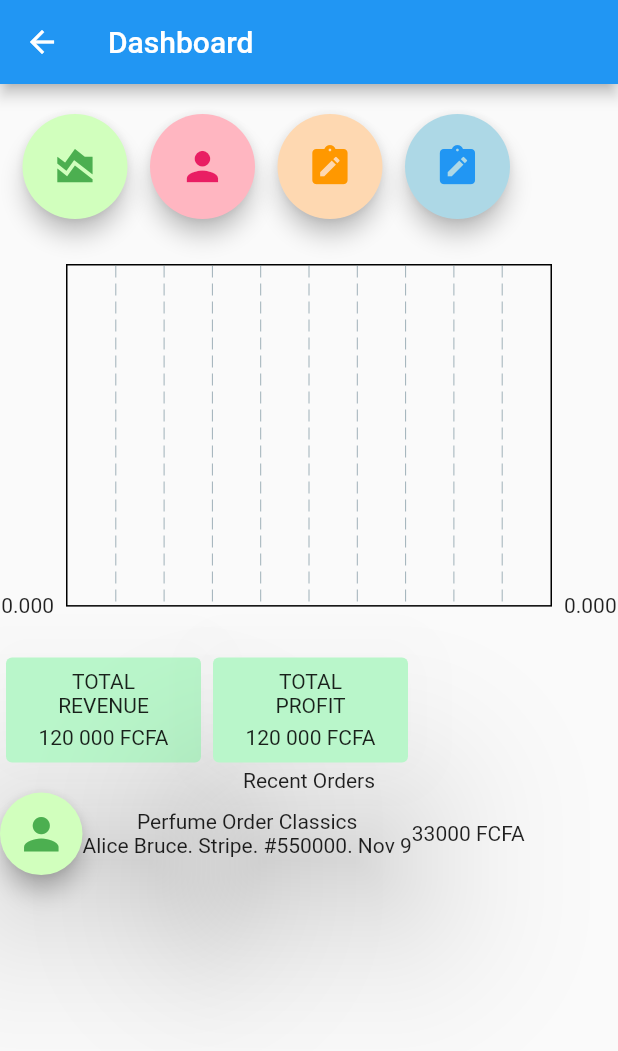
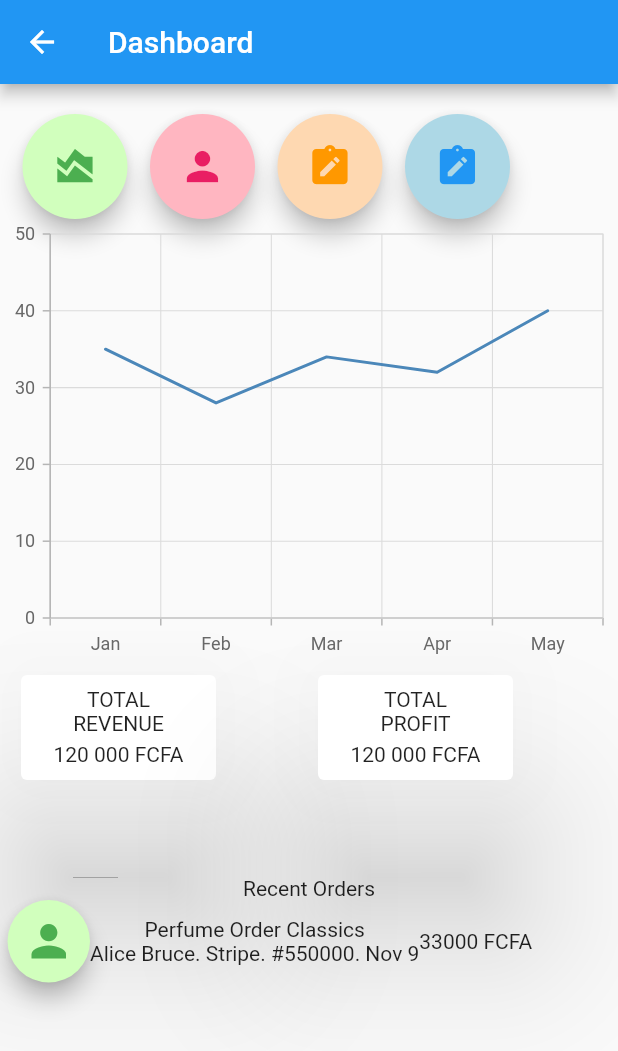
Before and after one commit to Lukong123/flutter-warm-up, a Flutter app: the Dashboard screen opened directly, on a phone screen of 412 x 824 dp. Shown: the top 1051 px of the screen. Run offline on Flutter 3.47's test engine with Material 2 defaults, Android fonts, the phone set to English and light mode, and no system bars; drawn by our look-alikes of fl_chart; our stand-ins replace flutter_spinkit, flutter_svg, syncfusion_flutter_charts.

Commit message:
dashboard

```diff
--- a/warm_up/lib/Screens/dashboard.dart
+++ b/warm_up/lib/Screens/dashboard.dart
@@ -2,10 +2,10 @@ import 'package:flutter/material.dart';
 import 'package:warm_up/widget/customBottomBar.dart';
 import 'package:warm_up/styles/colors.dart';
 import 'package:flutter/material.dart';
-// import 'package:syncfusion_flutter_charts/charts.dart';
-// import 'package:syncfusion_flutter_charts/sparkcharts.dart';
+import 'package:syncfusion_flutter_charts/charts.dart';
+import 'package:syncfusion_flutter_charts/sparkcharts.dart';
 // import 'package:flutter_chart_demo/data/price_point.dart';
-import 'package:fl_chart/fl_chart.dart';
+// import 'package:fl_chart/fl_chart.dart';
 import 'dart:math';
 // import 'package:fl_chart/fl_chart.dart';
 
@@ -18,26 +18,7 @@ class Dashboard extends StatefulWidget {
 }
 
 class _DashboardState extends State<Dashboard> {
-   List<_SalesData> data = [
-    _SalesData('Jan', 35),
-    _SalesData('Feb', 28),
-    _SalesData('Mar', 34),
-    _SalesData('Apr', 32),
-    _SalesData('May', 40)
-  ];
-  final List<FlSpot> dummyData1 = List.generate(8, (index) {
-    return FlSpot(index.toDouble(), index * Random().nextDouble());
-  });
 
-  // This will be used to draw the orange line
-  final List<FlSpot> dummyData2 = List.generate(8, (index) {
-    return FlSpot(index.toDouble(), index * Random().nextDouble());
-  });
-
-  // This will be used to draw the blue line
-  final List<FlSpot> dummyData3 = List.generate(8, (index) {
-    return FlSpot(index.toDouble(), index * Random().nextDouble());
-  });
   @override
   Widget build(BuildContext context) {
     return  Scaffold(
@@ -127,91 +108,33 @@ class _DashboardState extends State<Dashboard> {
           ),
           Column(
             children: [
-          //      SfCartesianChart(
-          //     primaryXAxis: CategoryAxis(),
-          //     // Chart title
-          //     title: ChartTitle(text: 'Half yearly sales analysis'),
-          //     // Enable legend
-          //     legend: Legend(isVisible: true),
-          //     // Enable tooltip
-          //     tooltipBehavior: TooltipBehavior(enable: true),
-          //     series: <ChartSeries<_SalesData, String>>[
-          //       LineSeries<_SalesData, String>(
-          //           dataSource: data,
-          //           xValueMapper: (_SalesData sales, _) => sales.year,
-          //           yValueMapper: (_SalesData sales, _) => sales.sales,
-          //           name: 'Sales',
-          //           // Enable data label
-          //           dataLabelSettings: DataLabelSettings(isVisible: true))
-          //     ]),
-          // Expanded(
-          //   child: Padding(
-          //     padding: const EdgeInsets.all(8.0),
-          //     //Initialize the spark charts widget
-          //     child: SfSparkLineChart.custom(
-          //       //Enable the trackball
-          //       trackball: SparkChartTrackball(
-          //           activationMode: SparkChartActivationMode.tap),
-          //       //Enable marker
-          //       marker: SparkChartMarker(
-          //           displayMode: SparkChartMarkerDisplayMode.all),
-          //       //Enable data label
-          //       labelDisplayMode: SparkChartLabelDisplayMode.all,
-          //       xValueMapper: (int index) => data[index].year,
-          //       yValueMapper: (int index) => data[index].sales,
-          //       dataCount: 5,
-          //     ),
-          //   ),
-          // )
+    SfCartesianChart(
+       primaryXAxis: CategoryAxis(),
 
-        //    Container(
-        //   padding: const EdgeInsets.all(20),
-        //   width: double.infinity,
-        //   child: LineChart(
-        //     LineChartData(
-        //       borderData: FlBorderData(show: false),
-        //       lineBarsData: [
-        //         // The red line
-        //         LineChartBarData(
-        //           spots: dummyData1,
-        //           isCurved: true,
-        //           barWidth: 3,
-        //           color: Colors.indigo,
-        //         ),
-        //         // The orange line
-        //         LineChartBarData(
-        //           spots: dummyData2,
-        //           isCurved: true,
-        //           barWidth: 3,
-        //           color: Colors.red,
-        //         ),
-        //         // The blue line
-        //         LineChartBarData(
-        //           spots: dummyData3,
-        //           isCurved: false,
-        //           barWidth: 3,
-        //           color: Colors.blue,
-        //         )
-        //       ],
-        //     ),
-        //   ),
-        // ),
-        BarChart(
-  BarChartData(
-    // look into the source code given below
-  ),
-  swapAnimationDuration: Duration(milliseconds: 150), // Optional
-  swapAnimationCurve: Curves.linear, // Optional
-)
+            series: <LineSeries<SalesData, String>>[
+              LineSeries<SalesData, String>(
+                // Bind data source
+                dataSource:  <SalesData>[
+                  SalesData('Jan', 35),
+                  SalesData('Feb', 28),
+                  SalesData('Mar', 34),
+                  SalesData('Apr', 32),
+                  SalesData('May', 40)
+                ],
+                xValueMapper: (SalesData sales, _) => sales.year,
+                yValueMapper: (SalesData sales, _) => sales.sales
+    ),
             ]
             // The chart
           ),
           Row(
              children: [
+              SizedBox(width: 10),
+
               Card(
           elevation: 50,
           shadowColor: Colors.black,
-          color: Colors.greenAccent[100],
+          // color: Colors.greenAccent[100],
           child: SizedBox(
             width: 130,
             height: 70,
@@ -225,10 +148,11 @@ class _DashboardState extends State<Dashboard> {
                   Text("120 000 FCFA")
                 ]
               )))),
+              SizedBox(width: 60),
               Card(
           elevation: 50,
           shadowColor: Colors.black,
-          color: Colors.greenAccent[100],
+          // color: Colors.greenAccent[100],
           child: SizedBox(
             width: 130,
             height: 70,
@@ -248,9 +172,11 @@ class _DashboardState extends State<Dashboard> {
           Column(
             // The complex Column
             children: [
+              SizedBox(height: 60),
               Text("Recent Orders"),
               Row(
                 children: [
+                  SizedBox(width: 5),
                   SizedBox(
         width: 55,
         height: 55,
@@ -281,12 +207,12 @@ class _DashboardState extends State<Dashboard> {
         ],
       ),
       // bottomNavigationBar: MybotomBar(index: index, tap: tap),
-    );
+   ] ));
   }
 }
 
-class _SalesData {
-  _SalesData(this.year, this.sales);
+class SalesData {
+  SalesData(this.year, this.sales);
 
   final String year;
   final double sales;
--- a/warm_up/lib/Screens/login.dart
+++ b/warm_up/lib/Screens/login.dart
@@ -60,6 +60,8 @@ class _LoginState extends State<Login> {
               fit: BoxFit.fill,
               width: width,
             ),
+            // Image.asset("assets/images/whitebg.jpg",
+            // ),
             Positioned(
               bottom: 0,
               top: 50,
@@ -174,7 +176,7 @@ class _LoginState extends State<Login> {
                           onPressed: () {
                           },
                           child: Text(
-                            'Forget Password ?',
+                            'Forgot Password ?',
                             textAlign: TextAlign.end,
                             style: hintStyle,
                           ),
--- a/warm_up/pubspec.yaml
+++ b/warm_up/pubspec.yaml
@@ -37,9 +37,9 @@ dependencies:
   cupertino_icons: ^1.0.2
   flutter_spinkit: ^5.2.0
   flutter_svg: ^2.0.9
-  # syncfusion_flutter_charts: ^23.1.44
-  charts_flutter: ^0.11.0
-  fl_chart: ^0.64.0
+  syncfusion_flutter_charts: ^23.1.44
+  # charts_flutter: ^0.11.0
+  # fl_chart: ^0.64.0
 
 dev_dependencies:
   flutter_test:
```
Also changed, not shown: warm_up/assets/images/subtle-prism.svg (added), warm_up/assets/images/whitebg.jpg (added), warm_up/pubspec.lock.
